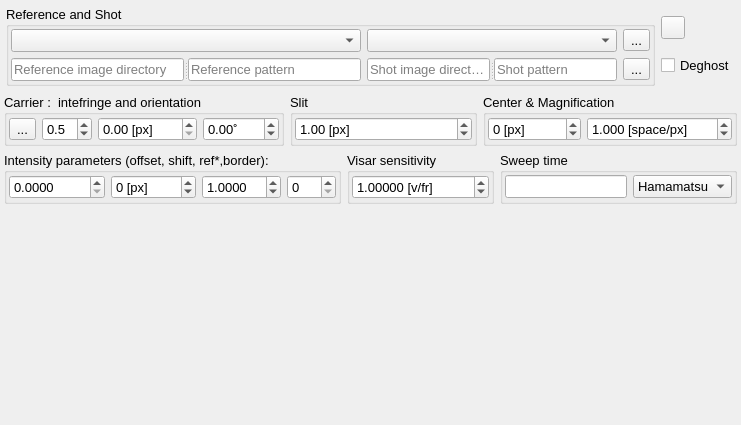
Above: plugins/Visar/VisarSettings.ui from NeutrinoToolkit/Neutrino before the change. Below: the same form after it.
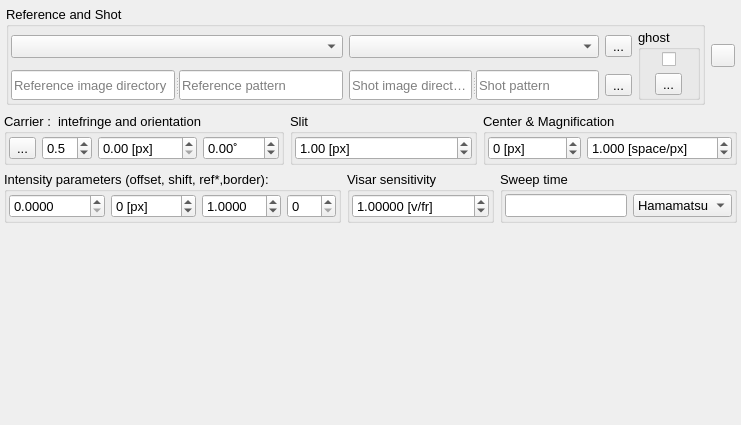
That is the form after the change. Icons and pictures are not drawn. Custom widgets are drawn as their Qt base class.

Commit message: VISAR eye candy

Patch:
```diff
--- a/plugins/Visar/VisarSettings.ui
+++ b/plugins/Visar/VisarSettings.ui
@@ -121,6 +121,31 @@
             <property name="bottomMargin">
              <number>2</number>
             </property>
+            <item row="0" column="2">
+             <layout class="QVBoxLayout" name="verticalLayout_3"/>
+            </item>
+            <item row="0" column="1">
+             <widget class="QToolButton" name="doWaveButton">
+              <property name="font">
+               <font>
+                <pointsize>10</pointsize>
+               </font>
+              </property>
+              <property name="toolTip">
+               <string>Do filter on this Visar image</string>
+              </property>
+              <property name="text">
+               <string/>
+              </property>
+              <property name="icon">
+               <iconset resource="Visar.qrc">
+                <normaloff>:/icons/refresh.png</normaloff>:/icons/refresh.png</iconset>
+              </property>
+              <property name="neutrinoSave" stdset="0">
+               <bool>true</bool>
+              </property>
+             </widget>
+            </item>
             <item row="0" column="0">
              <widget class="QGroupBox" name="groupBox">
               <property name="font">
@@ -144,10 +169,26 @@
                <property name="bottomMargin">
                 <number>2</number>
                </property>
-               <item row="1" column="4">
-                <widget class="QToolButton" name="globRefresh">
+               <item row="0" column="1">
+                <widget class="QComboBox" name="shotImage">
+                 <property name="font">
+                  <font>
+                   <family>.AppleSystemUIFont</family>
+                   <pointsize>10</pointsize>
+                  </font>
+                 </property>
                  <property name="toolTip">
-                  <string>Guess Dir, Ref and Shot from current images</string>
+                  <string>Shot image</string>
+                 </property>
+                 <property name="neutrinoImage" stdset="0">
+                  <bool>true</bool>
+                 </property>
+                </widget>
+               </item>
+               <item row="0" column="3">
+                <widget class="QToolButton" name="fringeRegion">
+                 <property name="toolTip">
+                  <string>Show/edit the VISAR region</string>
                  </property>
                  <property name="text">
                   <string>...</string>
@@ -197,36 +238,6 @@
                  </widget>
                 </widget>
                </item>
-               <item row="0" column="4">
-                <widget class="QToolButton" name="Deghost">
-                 <property name="text">
-                  <string>...</string>
-                 </property>
-                 <property name="icon">
-                  <iconset>
-                   <normaloff>:/icons/region.png</normaloff>:/icons/region.png</iconset>
-                 </property>
-                 <property name="checkable">
-                  <bool>false</bool>
-                 </property>
-                </widget>
-               </item>
-               <item row="0" column="1">
-                <widget class="QComboBox" name="shotImage">
-                 <property name="font">
-                  <font>
-                   <family>.AppleSystemUIFont</family>
-                   <pointsize>10</pointsize>
-                  </font>
-                 </property>
-                 <property name="toolTip">
-                  <string>Shot image</string>
-                 </property>
-                 <property name="neutrinoImage" stdset="0">
-                  <bool>true</bool>
-                 </property>
-                </widget>
-               </item>
                <item row="1" column="0">
                 <widget class="QSplitter" name="splitter">
                  <property name="orientation">
@@ -256,23 +267,13 @@
                  </widget>
                 </widget>
                </item>
-              </layout>
-             </widget>
-            </item>
-            <item row="0" column="1">
-             <layout class="QVBoxLayout" name="verticalLayout_3">
-              <item>
-               <widget class="QToolButton" name="doWaveButton">
-                <property name="font">
-                 <font>
-                  <pointsize>10</pointsize>
-                 </font>
-                </property>
+               <item row="1" column="3">
+                <widget class="QToolButton" name="globRefresh">
                 <property name="toolTip">
                  <string>Do filter on this Visar image</string>
                 </property>
                 <property name="text">
-                 <string/>
+                  <string>...</string>
                 </property>
                 <property name="icon">
                  <iconset resource="Visar.qrc">
@@ -283,13 +284,31 @@
                 </property>
                </widget>
               </item>
-              <item>
+               <item row="0" column="4" rowspan="2">
+                <widget class="QGroupBox" name="groupBox_3">
+                 <property name="title">
+                  <string>ghost</string>
+                 </property>
+                 <layout class="QVBoxLayout" name="verticalLayout_2">
+                  <property name="leftMargin">
+                   <number>2</number>
+                  </property>
+                  <property name="topMargin">
+                   <number>2</number>
+                  </property>
+                  <property name="rightMargin">
+                   <number>2</number>
+                  </property>
+                  <property name="bottomMargin">
+                   <number>2</number>
+                  </property>
+                  <item alignment="Qt::AlignmentFlag::AlignHCenter">
                <widget class="QCheckBox" name="DeghostCheck">
                 <property name="toolTip">
                  <string>Completely checked to remove ghost fringes. Partially checked box will show the image.</string>
                 </property>
                 <property name="text">
-                 <string>Deghost</string>
+                     <string/>
                 </property>
                 <property name="tristate">
                  <bool>true</bool>
@@ -299,7 +318,25 @@
                 </property>
                </widget>
               </item>
-             </layout>
+                  <item alignment="Qt::AlignmentFlag::AlignHCenter">
+                   <widget class="QToolButton" name="Deghost">
+                    <property name="text">
+                     <string>...</string>
+                    </property>
+                    <property name="icon">
+                     <iconset>
+                      <normaloff>:/icons/region.png</normaloff>:/icons/region.png</iconset>
+                    </property>
+                    <property name="checkable">
+                     <bool>false</bool>
+                    </property>
+                   </widget>
+                  </item>
+                 </layout>
+                </widget>
+               </item>
+              </layout>
+             </widget>
             </item>
            </layout>
           </widget>
```
Left out of the diff: 12 changed lines with no effect on the pictures. Lines whose indentation alone changed are shown as unchanged. The commit also changes 3 other files.
